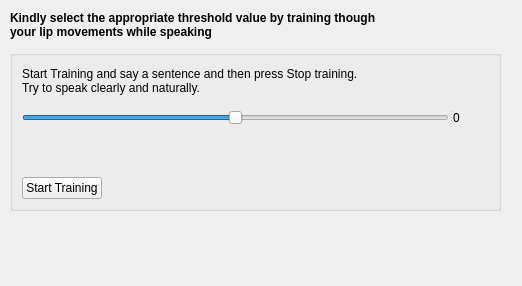
This is plugins/Conditions/LipDetection/createlipdetectionconditionwidget.ui in KDE/simon as Qt 5 draws it before an edit. The edited form follows.
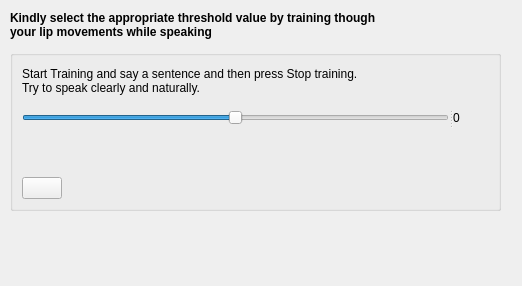
This is the edited form.

Commit message:
Lip detection: Cleanup
Making UI translatable
Training is now optional

Diff of the .ui file:
```diff
--- a/plugins/Conditions/LipDetection/createlipdetectionconditionwidget.ui
+++ b/plugins/Conditions/LipDetection/createlipdetectionconditionwidget.ui
@@ -85,7 +85,7 @@
        </sizepolicy>
       </property>
       <property name="text">
-       <string>Start Training</string>
+       <string/>
       </property>
      </widget>
     </item>
```
The commit also changes 2 other files.
